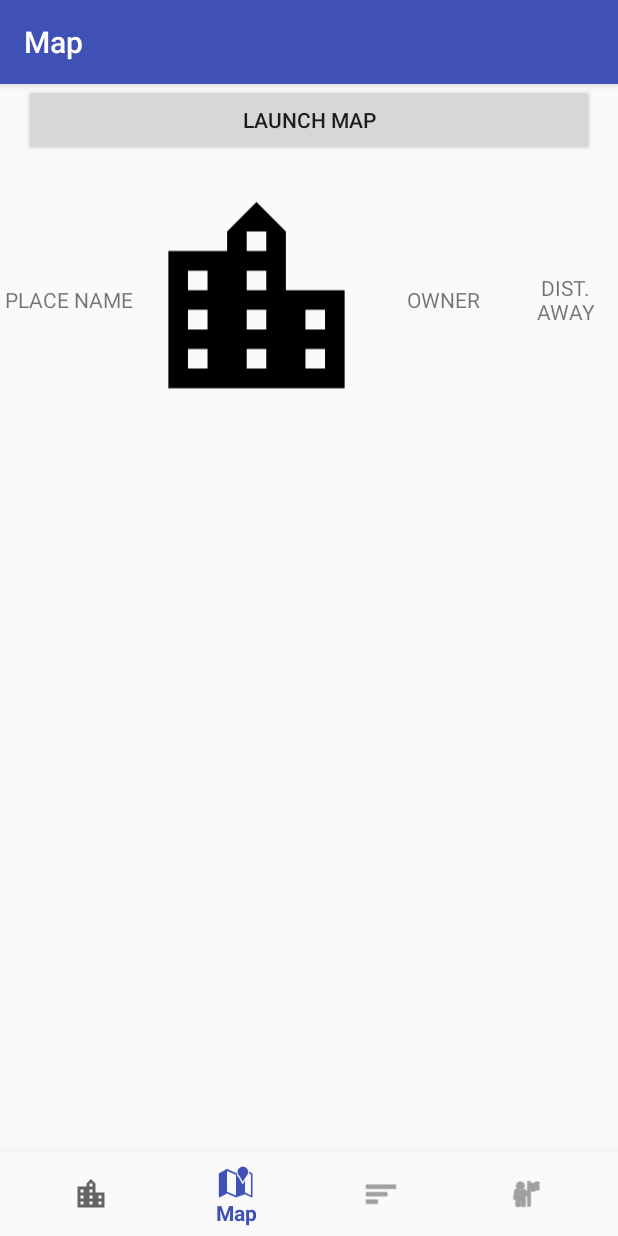
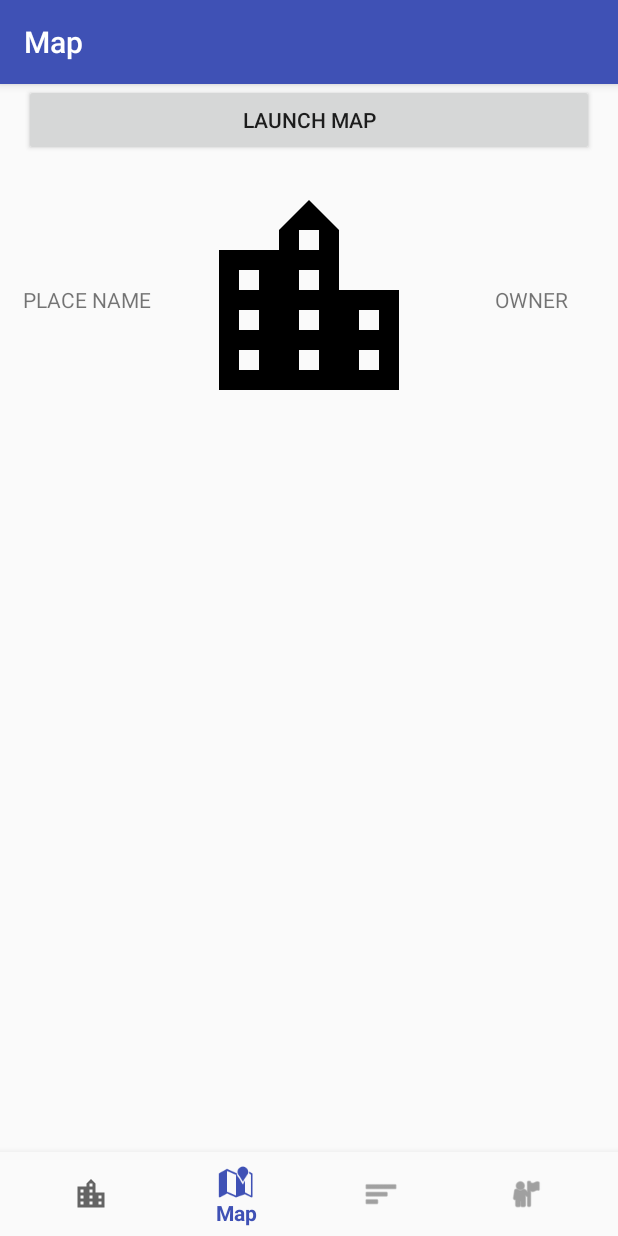
Before and after one commit to StonelaceMetro/TAGVirtualGraffiti, an Android app: the screen it shows after launch once a user with an empty profile is signed in (MainActivity), item 2 of the bottom bar chosen, on a phone screen of 412 x 824 dp. Run offline under Robolectric (Android 15) with nearby library versions, the phone set to English and light mode, and no system bars; our stand-ins replace Firebase (no records; nobody signed in at launch, a user with empty details on screens opened directly); 4 statements that could not run were skipped.

Commit message:
Removed Distance Information from UI

```diff
--- a/app/src/main/java/com/example/team08/tagvirtualgraffiti/MapFragment.java
+++ b/app/src/main/java/com/example/team08/tagvirtualgraffiti/MapFragment.java
@@ -32,7 +32,7 @@ public class MapFragment extends Fragment implements View.OnClickListener, Image
     private TextView mSelectedPlaceOwnerView;
     private ImageView mSelectedPlaceImageView;
 
-    private TextView mSelectedPlaceDistanceView;
+    //private TextView mSelectedPlaceDistanceView;
 
     private PlaceItem mSelectedPlace;
 
@@ -63,7 +63,7 @@ public class MapFragment extends Fragment implements View.OnClickListener, Image
 
         mSelectedPlaceImageView = (ImageView) v.findViewById(R.id.place_image);
 
-        mSelectedPlaceDistanceView = (TextView) v.findViewById(R.id.place_distance);
+        //mSelectedPlaceDistanceView = (TextView) v.findViewById(R.id.place_distance);
 
 
 
@@ -136,7 +136,7 @@ public class MapFragment extends Fragment implements View.OnClickListener, Image
 
             //TODO: Lookup Information about the place in our Database!
             mSelectedPlaceOwnerView.setText(mSelectedPlace.getOwnerName());
-            mSelectedPlaceDistanceView.setText(String.format("%.2f", mSelectedPlace.getDistance()));
+            //mSelectedPlaceDistanceView.setText(String.format("%.2f", mSelectedPlace.getDistance()));
         }
 
     }
--- a/app/src/main/res/layout/fragment_map.xml
+++ b/app/src/main/res/layout/fragment_map.xml
@@ -47,7 +47,7 @@
                 android:layout_weight="1"
                 android:gravity="center"
                 android:text="OWNER" />
-
+            <!--
             <TextView
                 android:id="@+id/place_distance"
                 android:layout_width="wrap_content"
@@ -55,7 +55,7 @@
                 android:layout_weight="1"
                 android:gravity="center"
                 android:text="DIST. AWAY" />
-
+              -->
         </LinearLayout>
     </LinearLayout>
 
--- a/app/src/main/res/layout/fragment_nearby_places.xml
+++ b/app/src/main/res/layout/fragment_nearby_places.xml
@@ -87,13 +87,14 @@
                 android:gravity="center"
                 android:text="OWNER" />
 
+            <!--
             <TextView
                 android:layout_width="wrap_content"
                 android:layout_height="wrap_content"
                 android:layout_weight="1"
                 android:gravity="center"
                 android:text="DISTANCE" />
-
+            -->
         </LinearLayout>
 
         <android.support.v7.widget.RecyclerView
--- a/app/src/main/res/layout/list_item_place.xml
+++ b/app/src/main/res/layout/list_item_place.xml
@@ -30,6 +30,7 @@
         android:gravity="center"
         android:text="OWNER" />
 
+    <!--
     <TextView
         android:id="@+id/place_distance"
         android:layout_width="wrap_content"
@@ -37,5 +38,5 @@
         android:layout_weight="1"
         android:gravity="center"
         android:text="DIST. AWAY" />
-
+    -->
 </LinearLayout>
```
Also changed, not shown: app/src/main/java/com/example/team08/tagvirtualgraffiti/NearbyPlacesFragment.java (+4 -7 lines).
